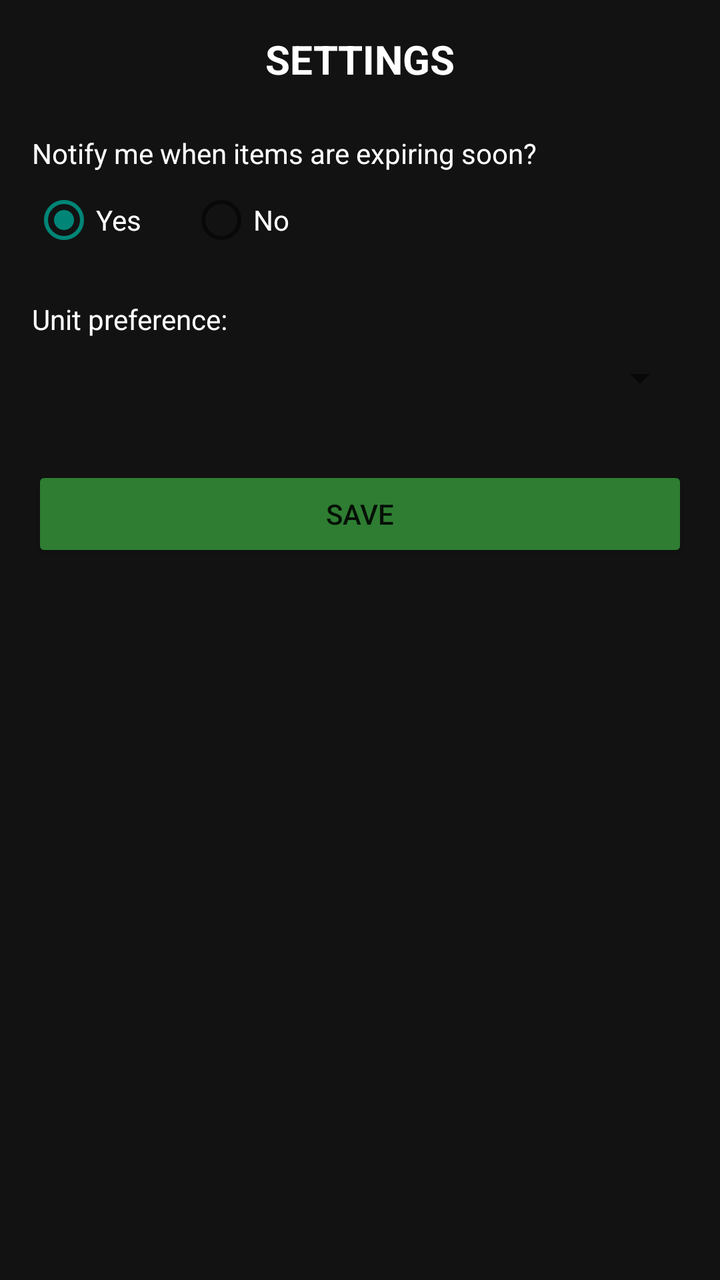
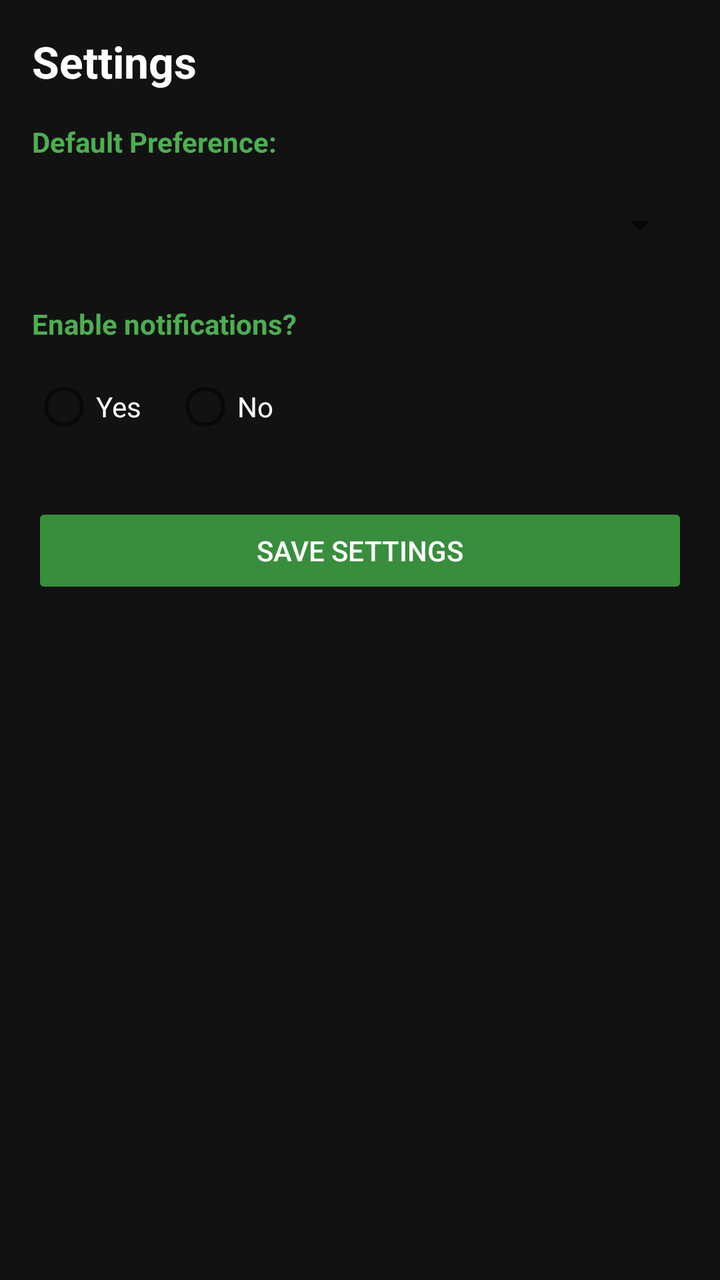

Before-and-after screenshots of an Android layout around one commit, followed by the original layout XML and the change that was made.
<!-- AndroidManifest.xml: application theme Theme.AppCompat.DayNight.DarkActionBar -->
<!-- res/layout/activity_settings.xml -->
<LinearLayout
    xmlns:android="http://schemas.android.com/apk/res/android"
    android:orientation="vertical"
    android:layout_width="match_parent"
    android:layout_height="match_parent"
    android:background="#121212"
    android:padding="16dp">
    <TextView
        android:layout_width="match_parent"
        android:layout_height="wrap_content"
        android:text="@string/settings"
        android:textColor="#FFF"
        android:textSize="20sp"
        android:textStyle="bold"
        android:gravity="center"/>
    <TextView
        android:layout_width="wrap_content"
        android:layout_height="wrap_content"
        android:text="@string/notify_me_when_items_are_expiring_soon"
        android:textColor="#FFF"
        android:layout_marginTop="24dp"/>
    <RadioGroup
        android:id="@+id/rgNotify"
        android:layout_width="match_parent"
        android:layout_height="wrap_content"
        android:orientation="horizontal"
        android:layout_marginTop="8dp">
        <RadioButton
            android:id="@+id/rbYes"
            android:layout_width="wrap_content"
            android:layout_height="wrap_content"
            android:text="@string/yes"
            android:textColor="#FFF"
            android:checked="true"/>
        <RadioButton
            android:id="@+id/rbNo"
            android:layout_width="wrap_content"
            android:layout_height="wrap_content"
            android:text="@string/no"
            android:textColor="#FFF"
            android:layout_marginStart="24dp"/>
    </RadioGroup>
    <TextView
        android:layout_width="wrap_content"
        android:layout_height="wrap_content"
        android:text="@string/unit_preference"
        android:textColor="#FFF"
        android:layout_marginTop="24dp"/>
    <Spinner
        android:id="@+id/spinnerPref"
        android:layout_width="match_parent"
        android:layout_height="wrap_content"
        android:layout_marginTop="8dp"/>
    <Button
        android:id="@+id/btnSaveSettings"
        android:layout_width="match_parent"
        android:layout_height="wrap_content"
        android:text="@string/save"
        android:backgroundTint="#2E7D32"
        android:layout_marginTop="32dp"/>
</LinearLayout>
<!-- resources referenced by this layout -->
<resources>
  <string name="no">No</string>
  <string name="notify_me_when_items_are_expiring_soon">Notify me when items are expiring soon?</string>
  <string name="save">Save</string>
  <string name="settings">SETTINGS</string>
  <string name="unit_preference">Unit preference:</string>
  <string name="yes">Yes</string>
</resources>

<!-- the commit's change to res/layout/activity_settings.xml (unified diff, before → after) -->
@@ -1,61 +1,88 @@
-<LinearLayout
-    xmlns:android="http://schemas.android.com/apk/res/android"
-    android:orientation="vertical"
+<?xml version="1.0" encoding="utf-8"?>
+<ScrollView xmlns:android="http://schemas.android.com/apk/res/android"
+    xmlns:tools="http://schemas.android.com/tools"
     android:layout_width="match_parent"
     android:layout_height="match_parent"
     android:background="#121212"
     android:padding="16dp">
-    <TextView
+
+    <LinearLayout
         android:layout_width="match_parent"
         android:layout_height="wrap_content"
-        android:text="@string/settings"
-        android:textColor="#FFF"
-        android:textSize="20sp"
-        android:textStyle="bold"
-        android:gravity="center"/>
-    <TextView
-        android:layout_width="wrap_content"
-        android:layout_height="wrap_content"
-        android:text="@string/notify_me_when_items_are_expiring_soon"
-        android:textColor="#FFF"
-        android:layout_marginTop="24dp"/>
-    <RadioGroup
-        android:id="@+id/rgNotify"
-        android:layout_width="match_parent"
-        android:layout_height="wrap_content"
-        android:orientation="horizontal"
-        android:layout_marginTop="8dp">
-        <RadioButton
-            android:id="@+id/rbYes"
-            android:layout_width="wrap_content"
+        android:orientation="vertical">
+
+        <TextView
+            android:layout_width="match_parent"
             android:layout_height="wrap_content"
-            android:text="@string/yes"
+            android:text="@string/Settings"
             android:textColor="#FFF"
-            android:checked="true"/>
-        <RadioButton
-            android:id="@+id/rbNo"
-            android:layout_width="wrap_content"
+            android:textSize="22sp"
+            android:textStyle="bold" />
+
+        <TextView
+            android:layout_width="match_parent"
             android:layout_height="wrap_content"
-            android:text="@string/no"
-            android:textColor="#FFF"
-            android:layout_marginStart="24dp"/>
-    </RadioGroup>
-    <TextView
-        android:layout_width="wrap_content"
-        android:layout_height="wrap_content"
-        android:text="@string/unit_preference"
-        android:textColor="#FFF"
-        android:layout_marginTop="24dp"/>
-    <Spinner
-        android:id="@+id/spinnerPref"
-        android:layout_width="match_parent"
-        android:layout_height="wrap_content"
-        android:layout_marginTop="8dp"/>
-    <Button
-        android:id="@+id/btnSaveSettings"
-        android:layout_width="match_parent"
-        android:layout_height="wrap_content"
-        android:text="@string/save"
-        android:backgroundTint="#2E7D32"
-        android:layout_marginTop="32dp"/>
-</LinearLayout>
+            android:layout_marginTop="16dp"
+            android:text="Default Preference:"
+            android:textColor="#4CAF50"
+            android:textStyle="bold"
+            tools:ignore="HardcodedText" />
+
+        <Spinner
+            android:id="@+id/spinnerPref"
+            android:layout_width="match_parent"
+            android:layout_height="wrap_content"
+            android:minHeight="48dp"
+            android:layout_marginTop="8dp" />
+
+        <TextView
+            android:layout_width="match_parent"
+            android:layout_height="wrap_content"
+            android:layout_marginTop="16dp"
+            android:text="Enable notifications?"
+            android:textColor="#4CAF50"
+            android:textStyle="bold"
+            tools:ignore="HardcodedText" />
+
+        <RadioGroup
+            android:layout_width="match_parent"
+            android:layout_height="wrap_content"
+            android:layout_marginTop="8dp"
+            android:orientation="horizontal">
+
+            <RadioButton
+                android:id="@+id/rbYes"
+                android:layout_width="wrap_content"
+                android:layout_height="wrap_content"
+                android:minHeight="48dp"
+                android:minWidth="48dp"
+                android:text="Yes"
+                android:textColor="#FFF"
+                tools:ignore="HardcodedText" />
+
+            <RadioButton
+                android:id="@+id/rbNo"
+                android:layout_width="wrap_content"
+                android:layout_height="wrap_content"
+                android:minHeight="48dp"
+                android:minWidth="48dp"
+                android:layout_marginStart="16dp"
+                android:text="No"
+                android:textColor="#FFF"
+                tools:ignore="HardcodedText" />
+        </RadioGroup>
+
+        <Button
+            android:id="@+id/btnSaveSettings"
+            android:layout_width="match_parent"
+            android:layout_height="wrap_content"
+            android:minHeight="48dp"
+            android:layout_marginTop="24dp"
+            android:layout_marginBottom="24dp"
+            android:backgroundTint="#388E3C"
+            android:text="Save Settings"
+            android:textColor="#FFFFFF"
+            tools:ignore="HardcodedText" />
+
+    </LinearLayout>
+</ScrollView>
<!-- resource entries referenced after the edit -->
@@ -1,10 +1,5 @@
 <!-- resources referenced by this layout -->
 <resources>
-  <string name="no">No</string>
-  <string name="notify_me_when_items_are_expiring_soon">Notify me when items are expiring soon?</string>
-  <string name="save">Save</string>
-  <string name="settings">SETTINGS</string>
-  <string name="unit_preference">Unit preference:</string>
-  <string name="yes">Yes</string>
+  <string name="Settings">Settings</string>
 </resources>
 
